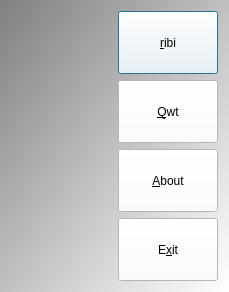
First picture: the form in Tools/ToolSurfacePlotter/qtsurfaceplottermenudialog.ui, repository richelbilderbeek/ProjectRichelBilderbeek, before the edit.
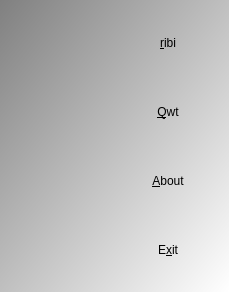
Second picture: the form after the edit. Icons and pictures are not drawn.

What changed in the file:
```diff
--- a/Tools/ToolSurfacePlotter/qtsurfaceplottermenudialog.ui
+++ b/Tools/ToolSurfacePlotter/qtsurfaceplottermenudialog.ui
@@ -51,6 +51,9 @@
      <property name="text">
       <string>&amp;ribi</string>
      </property>
+     <property name="flat">
+      <bool>true</bool>
+     </property>
     </widget>
    </item>
    <item row="1" column="1">
@@ -64,6 +67,9 @@
      <property name="text">
       <string>&amp;Qwt</string>
      </property>
+     <property name="flat">
+      <bool>true</bool>
+     </property>
     </widget>
    </item>
    <item row="2" column="1">
@@ -77,6 +83,9 @@
      <property name="text">
       <string> &amp;About </string>
      </property>
+     <property name="flat">
+      <bool>true</bool>
+     </property>
     </widget>
    </item>
    <item row="3" column="1">
@@ -90,6 +99,9 @@
      <property name="text">
       <string>E&amp;xit</string>
      </property>
+     <property name="flat">
+      <bool>true</bool>
+     </property>
     </widget>
    </item>
    <item row="1" column="0">
```
Left out of the diff: 2 changed lines with no effect on the pictures.
